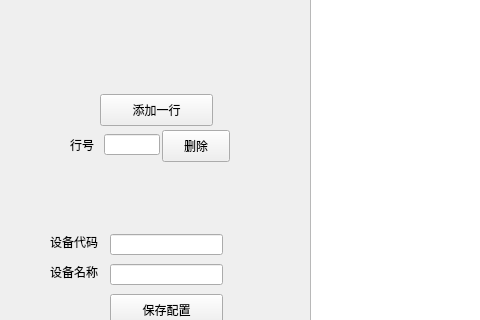
Before: the Qt Designer form deviceinfo.ui in pengcr0912/BackupConfigure, drawn with Qt 5; both pictures show x 0 to 480 and y 82 to 402 of the 747 by 515 pixel window.
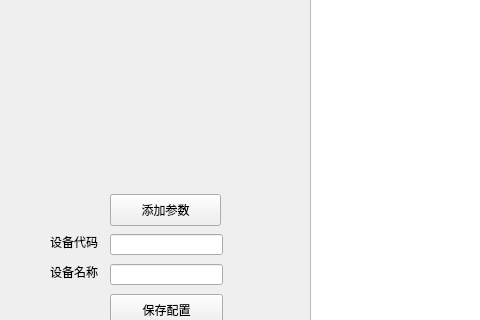
After: the same form once the commit is applied.

```diff
--- a/deviceinfo.ui
+++ b/deviceinfo.ui
@@ -103,27 +103,17 @@
        <string>保存配置</string>
       </property>
      </widget>
-     <widget class="QLineEdit" name="lineEdit_num">
-      <property name="geometry">
-       <rect>
-        <x>104</x>
-        <y>150</y>
-        <width>56</width>
-        <height>21</height>
-       </rect>
-      </property>
-     </widget>
      <widget class="QPushButton" name="pushButton_add">
       <property name="geometry">
        <rect>
-        <x>100</x>
-        <y>110</y>
-        <width>113</width>
+        <x>110</x>
+        <y>210</y>
+        <width>111</width>
         <height>32</height>
        </rect>
       </property>
       <property name="text">
-       <string>添加一行</string>
+       <string>添加参数</string>
       </property>
      </widget>
      <widget class="QLabel" name="label">
@@ -152,32 +142,6 @@
        <string>设备名称</string>
       </property>
      </widget>
-     <widget class="QLabel" name="label_3">
-      <property name="geometry">
-       <rect>
-        <x>70</x>
-        <y>150</y>
-        <width>26</width>
-        <height>21</height>
-       </rect>
-      </property>
-      <property name="text">
-       <string>行号</string>
-      </property>
-     </widget>
-     <widget class="QPushButton" name="pushButton_delete">
-      <property name="geometry">
-       <rect>
-        <x>162</x>
-        <y>146</y>
-        <width>68</width>
-        <height>32</height>
-       </rect>
-      </property>
-      <property name="text">
-       <string>删除</string>
-      </property>
-     </widget>
     </widget>
     <widget class="QWidget" name="paramset">
      <property name="geometry">
```
